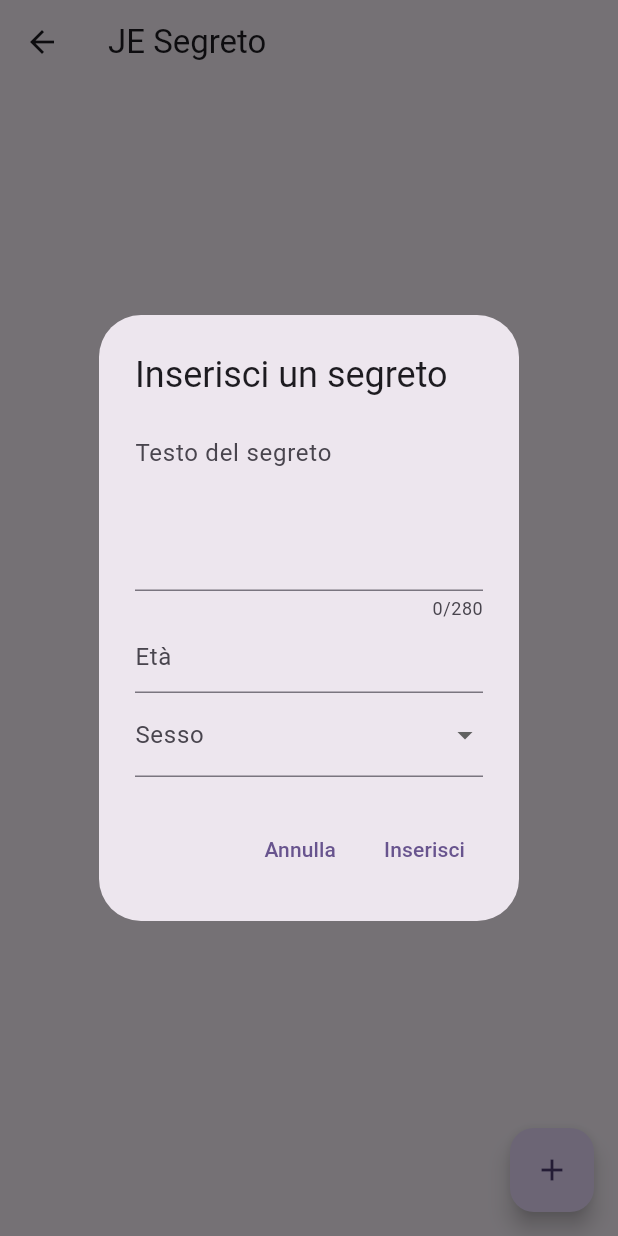
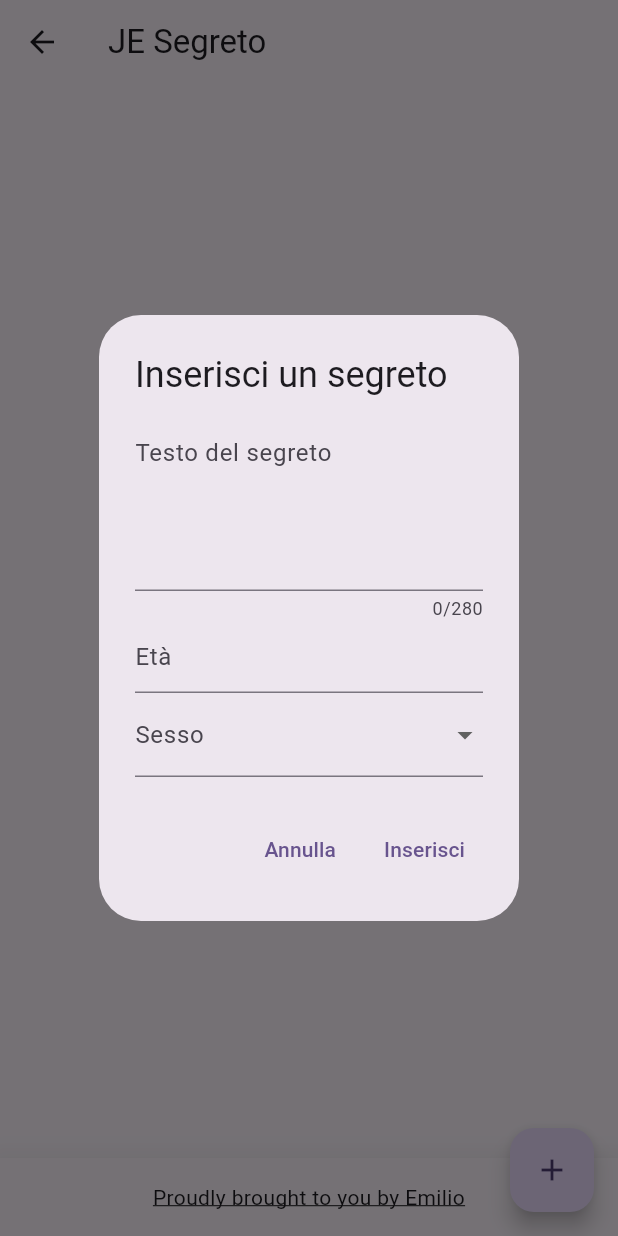
Before and after one commit to jevecafoscari/jeve-jesegreto-flutter, a Flutter app: the HomeScreen screen opened by its route, after a tap on the "add" icon, on a phone screen of 412 x 824 dp. Run offline on Flutter 3.47's test engine with Material 2 defaults, Android fonts, the light colour scheme and no system bars; our stand-ins replace cloud_firestore, firebase_core, firebase_ui_firestore; accounts and stored records are empty; statements that could not run were skipped.

Commit message:
Aggiunta la byline.
Took 11 minutes

```diff
--- a/lib/interface/screen/home_screen.dart
+++ b/lib/interface/screen/home_screen.dart
@@ -8,6 +8,7 @@ import 'package:jeve_jesegreto_flutter/models/secret_model.dart';
 import 'package:jeve_jesegreto_flutter/references.dart';
 import 'package:jeve_jesegreto_flutter/resources/helper/secret_helper.dart';
 import 'package:jeve_jesegreto_flutter/resources/helper/validator_helper.dart';
+import 'package:url_launcher/url_launcher_string.dart';
 
 class HomeScreen extends StatefulWidget {
   static const String route = "/homeScreen";
@@ -37,7 +38,11 @@ class _HomeScreenState extends State<HomeScreen> {
               toFirestore: (final SecretModel secret, _) => secret.toJson(),
             );
 
-    return FirestoreListView<SecretModel>(
+    return Column(
+      crossAxisAlignment: CrossAxisAlignment.stretch,
+      children: [
+        Expanded(
+          child: FirestoreListView<SecretModel>(
             controller: scrollController,
             query: secretsQuery,
             padding: const EdgeInsets.all(16.0),
@@ -45,6 +50,29 @@ class _HomeScreenState extends State<HomeScreen> {
               final SecretModel secretModel = snapshot.data();
               return SecretListElement(secret: secretModel);
             },
+          ),
+        ),
+        Material(
+          elevation: 20,
+          child: Container(
+            color: Theme.of(context).canvasColor,
+            child: Padding(
+              padding: EdgeInsets.all(8.0),
+              child: InkWell(
+                onTap: () => launchUrlString("https://instagram.com/emiliodallatorre"),
+                child: Padding(
+                  padding: const EdgeInsets.all(8.0),
+                  child: Text(
+                    "Proudly brought to you by Emilio",
+                    style: TextStyle(decoration: TextDecoration.underline),
+                    textAlign: TextAlign.center,
+                  ),
+                ),
+              ),
+            ),
+          ),
+        ),
+      ],
     );
   }
 
--- a/pubspec.yaml
+++ b/pubspec.yaml
@@ -43,6 +43,7 @@ dependencies:
   cloud_firestore: ^4.9.1
   firebase_core: ^2.15.1
   firebase_ui_firestore: ^1.5.10
+  url_launcher: ^6.1.14
 
 dev_dependencies:
   flutter_test:
```
Also changed, not shown: pubspec.lock, 1 other file. Lines whose indentation alone changed are shown as unchanged.
